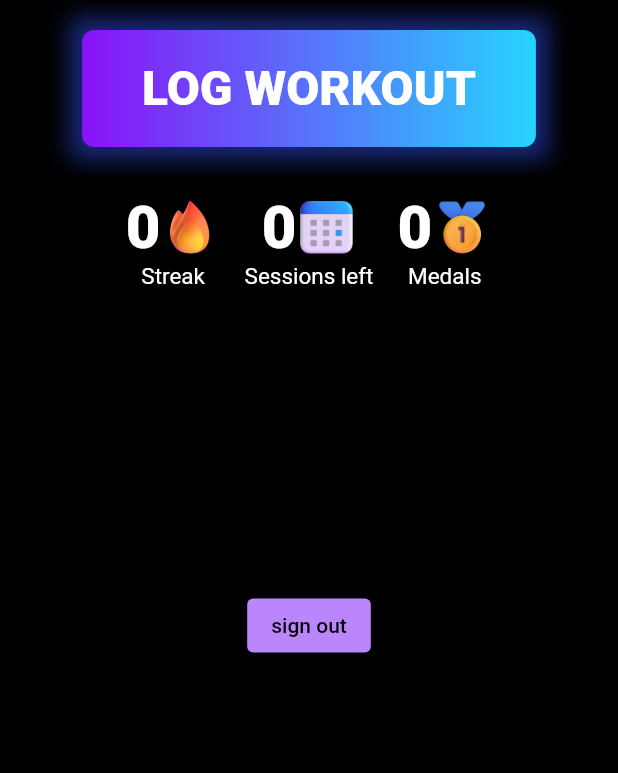
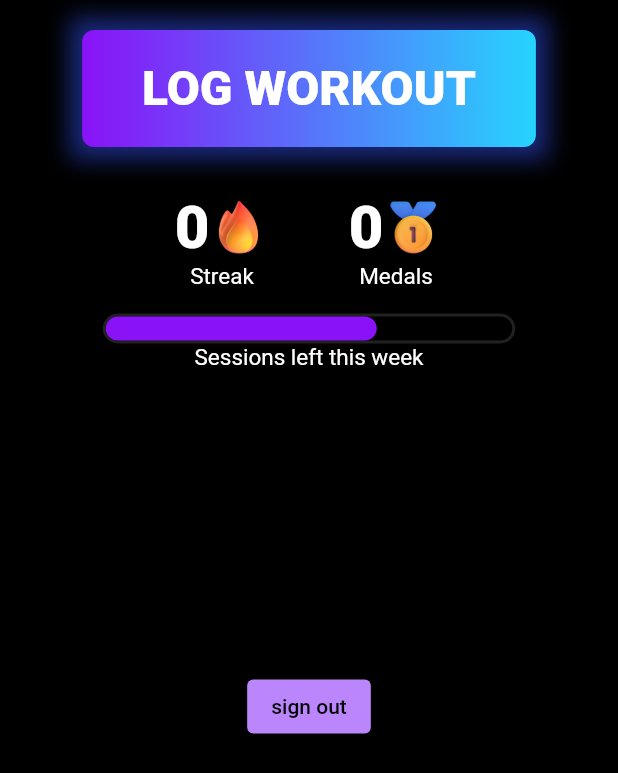
Before and after one commit to ethernetz/hot-summer, a Flutter app: the screen it shows once a user with an empty profile is signed in, after a tap on "LOG WORKOUT", on a phone screen of 412 x 824 dp. Shown: the top 773 px of the screen. Run offline on Flutter 3.47's test engine with Material 2 defaults, Android fonts, the phone set to English and light mode, and no system bars; our stand-ins replace cloud_firestore, firebase_auth, firebase_core, firebase_crashlytics, google_fonts, google_sign_in and 1 more; accounts and stored records are empty; network calls fail.

Commit message:
add basic static progress bar widget

```diff
--- a/app/lib/classes/hot_user.dart
+++ b/app/lib/classes/hot_user.dart
@@ -1,3 +1,5 @@
+import 'package:cloud_firestore/cloud_firestore.dart';
+
 class HotUser {
   final String uid;
   final String? displayName;
@@ -6,6 +8,7 @@ class HotUser {
   final int medals;
   final int? sessionsPerWeekGoal;
   final int? sessionsLeft;
+  final Timestamp? lastWorkoutTimestamp;
 
   const HotUser({
     required this.uid,
@@ -15,6 +18,7 @@ class HotUser {
     required this.medals,
     required this.sessionsPerWeekGoal,
     required this.sessionsLeft,
+    required this.lastWorkoutTimestamp,
   });
 
   factory HotUser.fromJson(Map<String, dynamic> json) {
@@ -26,6 +30,7 @@ class HotUser {
       medals: json['medals'],
       sessionsPerWeekGoal: json['sessionsPerWeekGoal'],
       sessionsLeft: json['sessionsLeft'],
+      lastWorkoutTimestamp: json['lastWorkoutTimestamp'],
     );
   }
 }
--- a/app/lib/components/self_metrics.dart
+++ b/app/lib/components/self_metrics.dart
@@ -2,6 +2,7 @@ import 'package:flutter/material.dart';
 import 'package:google_fonts/google_fonts.dart';
 import 'package:provider/provider.dart';
 import 'package:workspaces/classes/hot_user.dart';
+import 'package:workspaces/widgets/progress_bar.dart';
 
 class SelfMetrics extends StatelessWidget {
   const SelfMetrics({
@@ -14,13 +15,18 @@ class SelfMetrics extends StatelessWidget {
     if (hotuser == null) {
       return const SizedBox();
     }
-    return Row(
+    return Column(
+      children: [
+        Row(
           mainAxisSize: MainAxisSize.min,
           mainAxisAlignment: MainAxisAlignment.spaceEvenly,
           children: [
-        Column(
+            SizedBox(
+              width: 100,
+              child: Column(
                 children: [
                   Row(
+                    mainAxisAlignment: MainAxisAlignment.center,
                     children: [
                       Text(
                         hotuser.streak.toString(),
@@ -46,39 +52,14 @@ class SelfMetrics extends StatelessWidget {
                   ),
                 ],
               ),
+            ),
             const SizedBox(width: 16),
-        Column(
+            SizedBox(
+              width: 100,
+              child: Column(
                 children: [
                   Row(
-              children: [
-                Text(
-                  hotuser.sessionsLeft?.toString() ?? '?',
-                  style: GoogleFonts.kumbhSans(
-                    color: Colors.white,
-                    fontWeight: FontWeight.w900,
-                    fontSize: 40,
-                  ),
-                ),
-                const Image(
-                  image: AssetImage("assets/calendar_3d.png"),
-                  height: 40,
-                  width: 40,
-                ),
-              ],
-            ),
-            Text(
-              'Sessions left',
-              style: GoogleFonts.kumbhSans(
-                color: Colors.white,
-                fontSize: 15,
-              ),
-            ),
-          ],
-        ),
-        const SizedBox(width: 16),
-        Column(
-          children: [
-            Row(
+                    mainAxisAlignment: MainAxisAlignment.center,
                     children: [
                       Text(
                         hotuser.medals.toString(),
@@ -104,6 +85,28 @@ class SelfMetrics extends StatelessWidget {
                   ),
                 ],
               ),
+            ),
+          ],
+        ),
+        const SizedBox(height: 16),
+        Column(
+          children: [
+            const SizedBox(
+              width: 275,
+              child: ProgressBar(
+                currentValue: 2,
+                maxValue: 3,
+              ),
+            ),
+            Text(
+              'Sessions left this week',
+              style: GoogleFonts.kumbhSans(
+                color: Colors.white,
+                fontSize: 15,
+              ),
+            ),
+          ],
+        )
       ],
     );
   }
--- a/app/lib/services/firestore_service.dart
+++ b/app/lib/services/firestore_service.dart
@@ -28,13 +28,22 @@ class FirestoreService {
     if (hotuser.sessionsPerWeekGoal == null) {
       return Future.value();
     }
+
     return _firebaseFirestore.collection('users').doc(hotuser.uid).update(
       {
-        'streak': hotuser.streak + 1,
-        'sessionsLeft': hotuser.sessionsLeft == 1
-            ? hotuser.sessionsPerWeekGoal
-            : hotuser.sessionsLeft! - 1,
+        'lastWorkoutTimestamp': Timestamp.now(),
+        'streak': _shouldContinueStreak(hotuser.lastWorkoutTimestamp)
+            ? hotuser.streak + 1
+            : 1,
+        // 'sessionsLeft': hotuser.sessionsLeft == 1
+        //     ? hotuser.sessionsPerWeekGoal
+        //     : hotuser.sessionsLeft! - 1,
       },
     );
   }
+
+  bool _shouldContinueStreak(Timestamp? lastWorkoutTimestamp) {
+    if (lastWorkoutTimestamp == null) return false;
+    return lastWorkoutTimestamp.seconds + 259200 > Timestamp.now().seconds;
+  }
 }
--- a/app/lib/widgets/hot_button.dart
+++ b/app/lib/widgets/hot_button.dart
@@ -15,8 +15,8 @@ class _HotButtonState extends State<HotButton>
     with SingleTickerProviderStateMixin {
   late final AnimationController _controller = AnimationController(
     vsync: this,
-    duration: const Duration(milliseconds: 200),
-    reverseDuration: const Duration(milliseconds: 200),
+    duration: const Duration(milliseconds: 100),
+    reverseDuration: const Duration(milliseconds: 100),
     value: 1.0,
     upperBound: 1.0,
     lowerBound: 0.8,
@@ -24,7 +24,7 @@ class _HotButtonState extends State<HotButton>
 
   late final Animation<double> _animation = CurvedAnimation(
     parent: _controller,
-    curve: Curves.fastOutSlowIn,
+    curve: Curves.easeOutQuint,
   );
 
   @override
--- /dev/null
+++ b/app/lib/widgets/progress_bar.dart
@@ -0,0 +1,38 @@
+import 'package:flutter/material.dart';
+
+class ProgressBar extends StatelessWidget {
+  final int currentValue;
+  final int maxValue;
+  const ProgressBar(
+      {super.key, required this.currentValue, required this.maxValue});
+
+  @override
+  Widget build(BuildContext context) {
+    return Container(
+      alignment: Alignment.centerLeft,
+      width: double.infinity,
+      height: 20,
+      decoration: BoxDecoration(
+        border: Border.all(
+          color: Colors.grey[900]!,
+          width: 2,
+        ),
+        borderRadius: const BorderRadius.all(
+          Radius.circular(20),
+        ),
+      ),
+      child: FractionallySizedBox(
+        widthFactor: currentValue / maxValue,
+        heightFactor: 1,
+        child: Container(
+          decoration: const BoxDecoration(
+            borderRadius: BorderRadius.all(
+              Radius.circular(20),
+            ),
+            color: Color(0xff8a12f7),
+          ),
+        ),
+      ),
+    );
+  }
+}
```
Also changed, not shown: firebase/emulator-cache/auth_export/accounts.json (+1 -1 lines), 4 other files. Lines whose indentation alone changed are shown as unchanged.
